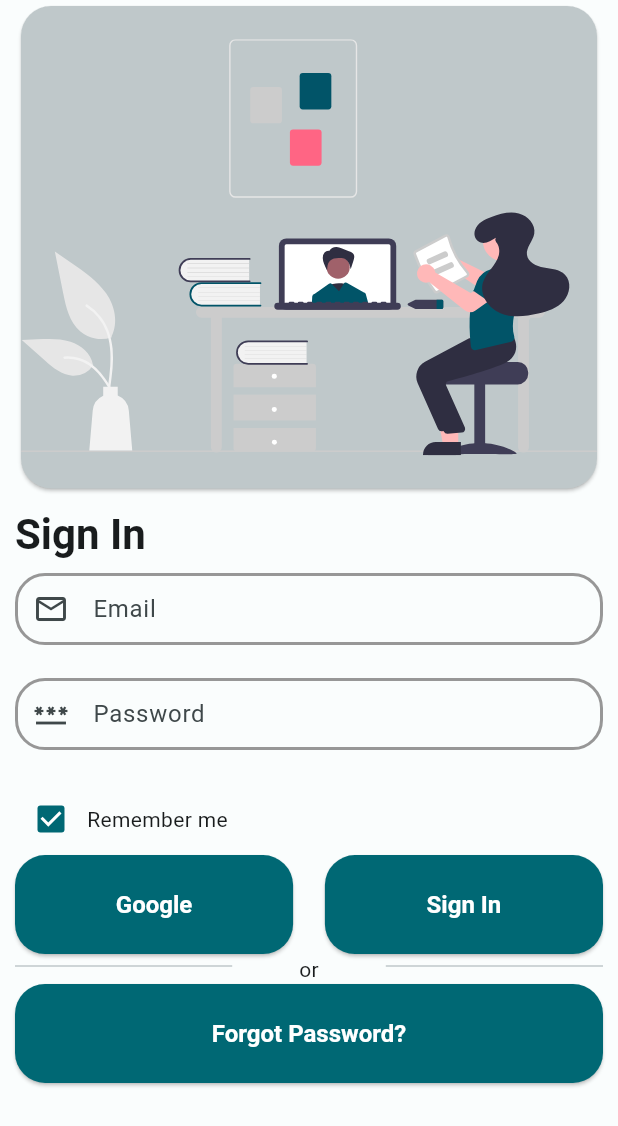
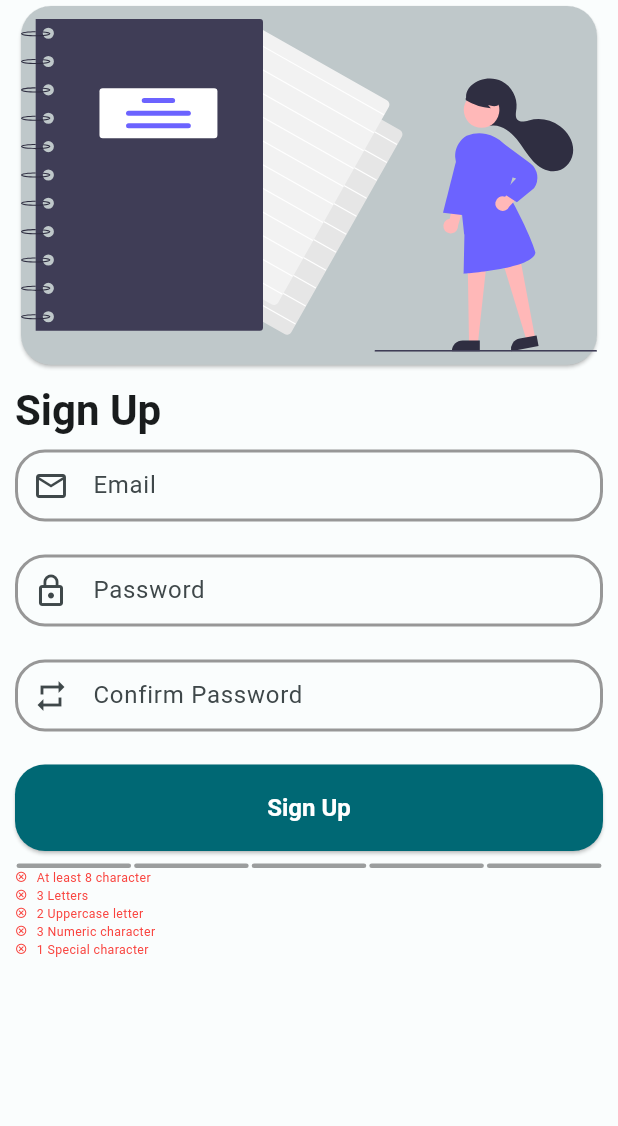
Before and after one commit to Deatsilence/infdic, a Flutter app: the screen it shows after launch, on a phone screen of 412 x 824 dp. Shown: the top 1126 px of the screen. Run offline on Flutter 3.47's test engine with Material 3 defaults, Android fonts, the phone set to English and light mode, and no system bars; drawn by our look-alikes of flutter_pw_validator; our stand-ins replace easy_localization, envied, equatable, flutter_svg, gap, google_fonts and 3 more; missing offline and left inert: easy_logger; generated files the repository leaves out were written again.

Commit message:
in general designed the sign up screen (#14)

```diff
--- a/assets/translations/en.json
+++ b/assets/translations/en.json
@@ -1,8 +1,10 @@
 {
-  "login": {
-    "title": "Sign In",
+  "auth": {
+    "login": "Sign In",
+    "signUp": "Sign Up",
     "email": "Email",
     "password": "Password",
+    "confirm_password": "Confirm Password",
     "error": "Invalid email or password",
     "learn_words": "Learn Words",
     "remember_me": "Remember me",
--- /dev/null
+++ b/lib/feature/mixin/signup_view_mixin.dart
@@ -0,0 +1,11 @@
+import 'package:flutter/material.dart';
+import 'package:infdic/feature/view/signup_view.dart';
+
+/// [SignUpViewMixin] is logics of signup view
+mixin SignUpViewMixin on State<SignUpView> {
+  /// This is key for signup form
+  final signUpFormKey = GlobalKey<FormState>();
+
+  /// [emailController] is controller for email field
+  final TextEditingController emailController = TextEditingController();
+}
--- a/lib/feature/part_of_view/part_of_login_view.dart
+++ b/lib/feature/part_of_view/part_of_login_view.dart
@@ -14,7 +14,7 @@ final class _RememberMeCheckBox extends StatelessWidget {
             onChanged: (value) {},
           ),
           Text(
-            LocaleKeys.login_remember_me,
+            LocaleKeys.auth_remember_me,
             style: Theme.of(context).textTheme.bodyMedium,
           ).tr(),
         ],
@@ -32,49 +32,15 @@ final class _EmailAndPasswordTextFields extends StatelessWidget {
       children: [
         CustomTextFormField(
           prefixIcon: const Icon(Icons.email_outlined),
-          labelText: LocaleKeys.login_email.tr(),
+          labelText: LocaleKeys.auth_email.tr(),
+          keyboardType: TextInputType.emailAddress,
         ),
         CustomTextFormField(
           prefixIcon: const Icon(Icons.password_outlined),
-          labelText: LocaleKeys.login_password.tr(),
+          labelText: LocaleKeys.auth_password.tr(),
+          keyboardType: TextInputType.visiblePassword,
         ),
       ],
-    );
-  }
-}
-
-final class _SignInTitle extends StatelessWidget {
-  const _SignInTitle();
-
-  @override
-  Widget build(BuildContext context) {
-    return Align(
-      alignment: Alignment.topLeft,
-      child: Text(
-        LocaleKeys.login_title,
-        style: Theme.of(context)
-            .textTheme
-            .headlineMedium
-            ?.copyWith(fontWeight: FontWeight.bold),
-      ).tr(),
-    );
-  }
-}
-
-final class _LoginSvg extends StatelessWidget {
-  const _LoginSvg();
-
-  @override
-  Widget build(BuildContext context) {
-    return SizedBox(
-      height: 40.h,
-      child: Card(
-        shape: RoundedRectangleBorder(
-          borderRadius: BorderRadiusManager.moreBorderRadius,
-        ),
-        color: Theme.of(context).colorScheme.outlineVariant,
-        child: Assets.icons.icLogin.svg(package: 'gen'),
-      ),
     );
   }
 }
@@ -92,7 +58,7 @@ final class _AuthDivider extends StatelessWidget {
         Align(
           alignment: Alignment.topCenter,
           child: Text(
-            LocaleKeys.login_or,
+            LocaleKeys.auth_or,
             style: Theme.of(context).textTheme.bodyMedium,
           ).tr(),
         ),
@@ -117,7 +83,7 @@ final class _AuthLoginButtons extends StatelessWidget {
           width: 45.w,
           child: AuthCustomElevatedButton(
             onPressed: () {},
-            child: const Text(LocaleKeys.login_google).tr(),
+            child: const Text(LocaleKeys.auth_google).tr(),
           ),
         ),
         SizedBox(
@@ -125,7 +91,7 @@ final class _AuthLoginButtons extends StatelessWidget {
           width: 45.w,
           child: AuthCustomElevatedButton(
             onPressed: () {},
-            child: const Text(LocaleKeys.login_title).tr(),
+            child: const Text(LocaleKeys.auth_login).tr(),
           ),
         ),
       ],
--- /dev/null
+++ b/lib/feature/view/base_auth_view.dart
@@ -0,0 +1,34 @@
+// ignore_for_file: public_member_api_docs, sort_constructors_first
+import 'package:common/common.dart';
+import 'package:flutter/material.dart';
+
+class BaseAuthView extends StatefulWidget {
+  const BaseAuthView({
+    required this.sliver,
+    super.key,
+  });
+
+  final Widget sliver;
+
+  @override
+  State<BaseAuthView> createState() => _BaseAuthViewState();
+}
+
+class _BaseAuthViewState extends State<BaseAuthView> {
+  @override
+  Widget build(BuildContext context) {
+    return Scaffold(
+      body: SafeArea(
+        child: CustomScrollView(
+          slivers: [
+            SliverPadding(
+              padding:
+                  PaddingManager.paddingManagerNormalPaddingSymmetricHorizontal,
+              sliver: widget.sliver,
+            ),
+          ],
+        ),
+      ),
+    );
+  }
+}
--- a/lib/feature/view/login_view.dart
+++ b/lib/feature/view/login_view.dart
@@ -1,11 +1,12 @@
-import 'package:common/common.dart';
 import 'package:easy_localization/easy_localization.dart';
 import 'package:flutter/material.dart';
+import 'package:flutter/services.dart';
 import 'package:gen/gen.dart';
 import 'package:infdic/feature/mixin/login_view_mixin.dart';
-import 'package:infdic/feature/view/widget/auth_custom_elevated_button.dart';
+import 'package:infdic/feature/view/base_auth_view.dart';
 import 'package:infdic/product/utility/extension/padding_extension.dart';
 import 'package:infdic/product/widget/custom_text_form_field.dart';
+import 'package:infdic/feature/view/widget/index.dart';
 import 'package:infdic/product/init/language/locale_keys.g.dart';
 import 'package:sizer/sizer.dart';
 
@@ -23,18 +24,16 @@ final class LoginView extends StatefulWidget {
 class _LoginViewState extends State<LoginView> with LoginViewMixin {
   @override
   Widget build(BuildContext context) {
-    return Scaffold(
-      body: SafeArea(
-        child: CustomScrollView(
-          slivers: [
-            SliverPadding(
-              padding:
-                  PaddingManager.paddingManagerNormalPaddingSymmetricHorizontal,
+    return BaseAuthView(
       sliver: SliverList(
         delegate: SliverChildListDelegate(
           [
-                    const _LoginSvg(),
-                    const _SignInTitle().onlyPadding(top: 1.h, bottom: 1.h),
+            AuthSvg(
+              height: 40.h,
+              child: Assets.icons.icLogin.svg(package: 'gen'),
+            ),
+            const AuthTitle(title: LocaleKeys.auth_login)
+                .onlyPadding(top: 1.h, bottom: 1.h),
             const _EmailAndPasswordTextFields(),
             const _RememberMeCheckBox(),
             const _AuthLoginButtons(),
@@ -44,12 +43,7 @@ class _LoginViewState extends State<LoginView> with LoginViewMixin {
               width: double.infinity,
               child: AuthCustomElevatedButton(
                 onPressed: () {},
-                        child:
-                            const Text(LocaleKeys.general_button_forgot).tr(),
-                      ),
-                    ),
-                  ],
-                ),
+                child: const Text(LocaleKeys.general_button_forgot).tr(),
               ),
             ),
           ],
--- a/lib/feature/view/signup_view.dart
+++ b/lib/feature/view/signup_view.dart
@@ -0,0 +1,84 @@
+import 'package:easy_localization/easy_localization.dart';
+import 'package:flutter/material.dart';
+import 'package:flutter_pw_validator/flutter_pw_validator.dart';
+import 'package:gen/gen.dart';
+import 'package:infdic/feature/mixin/signup_view_mixin.dart';
+import 'package:infdic/feature/view/base_auth_view.dart';
+import 'package:infdic/feature/view/widget/auth_svg.dart';
+import 'package:infdic/feature/view/widget/index.dart';
+import 'package:infdic/product/init/language/locale_keys.g.dart';
+import 'package:infdic/product/utility/extension/padding_extension.dart';
+import 'package:infdic/product/widget/custom_text_form_field.dart';
+import 'package:sizer/sizer.dart';
+
+/// [SignUpView] is the view of sign up page
+class SignUpView extends StatefulWidget {
+  /// Constructor
+  const SignUpView({super.key});
+
+  @override
+  State<SignUpView> createState() => _SignUpViewState();
+}
+
+class _SignUpViewState extends State<SignUpView> with SignUpViewMixin {
+  bool success = false;
+  @override
+  Widget build(BuildContext context) {
+    return BaseAuthView(
+      sliver: SliverList(
+        delegate: SliverChildListDelegate(
+          [
+            AuthSvg(
+              height: 30.h,
+              child: Assets.icons.icSignup.svg(package: 'gen'),
+            ),
+            const AuthTitle(title: LocaleKeys.auth_signUp)
+                .onlyPadding(top: 1.h, bottom: 1.h),
+            CustomTextFormField(
+              controller: emailController,
+              prefixIcon: const Icon(Icons.email_outlined),
+              labelText: LocaleKeys.auth_email.tr(),
+            ),
+            CustomTextFormField(
+              prefixIcon: const Icon(Icons.lock_outline),
+              labelText: LocaleKeys.auth_password.tr(),
+            ),
+            CustomTextFormField(
+              prefixIcon: const Icon(Icons.repeat),
+              labelText: LocaleKeys.auth_confirm_password.tr(),
+            ),
+            SizedBox(
+              height: 7.h,
+              child: AuthCustomElevatedButton(
+                onPressed: () {},
+                child: const Text(LocaleKeys.auth_signUp).tr(),
+              ),
+            ),
+            FlutterPwValidator(
+              defaultColor: Theme.of(context).disabledColor,
+              controller: emailController,
+              successColor: Colors.green.shade700,
+              minLength: 8,
+              uppercaseCharCount: 2,
+              numericCharCount: 3,
+              specialCharCount: 1,
+              normalCharCount: 3,
+              width: 50.w,
+              height: 10.h,
+              onSuccess: () {
+                setState(() {
+                  success = true;
+                });
+              },
+              onFail: () {
+                setState(() {
+                  success = false;
+                });
+              },
+            ).onlyPadding(top: 1.h),
+          ],
+        ),
+      ),
+    );
+  }
+}
--- /dev/null
+++ b/lib/feature/view/widget/auth_svg.dart
@@ -0,0 +1,30 @@
+import 'package:common/common.dart';
+import 'package:flutter/material.dart';
+
+/// [AuthSvg] is the svg of auth
+final class AuthSvg extends StatelessWidget {
+  /// Constructor
+  const AuthSvg({
+    required double height,
+    required Widget child,
+    super.key,
+  })  : _height = height,
+        _child = child;
+
+  final double? _height;
+  final Widget? _child;
+
+  @override
+  Widget build(BuildContext context) {
+    return SizedBox(
+      height: _height,
+      child: Card(
+        shape: RoundedRectangleBorder(
+          borderRadius: BorderRadiusManager.moreBorderRadius,
+        ),
+        color: Theme.of(context).colorScheme.outlineVariant,
+        child: _child,
+      ),
+    );
+  }
+}
--- /dev/null
+++ b/lib/feature/view/widget/auth_title.dart
@@ -0,0 +1,24 @@
+import 'package:easy_localization/easy_localization.dart';
+import 'package:flutter/material.dart';
+
+/// [AuthTitle] is the title of auth
+final class AuthTitle extends StatelessWidget {
+  /// Constructor
+  const AuthTitle({required String title, super.key}) : _title = title;
+
+  final String _title;
+
+  @override
+  Widget build(BuildContext context) {
+    return Align(
+      alignment: Alignment.topLeft,
+      child: Text(
+        _title,
+        style: Theme.of(context)
+            .textTheme
+            .headlineMedium
+            ?.copyWith(fontWeight: FontWeight.bold),
+      ).tr(),
+    );
+  }
+}
--- /dev/null
+++ b/lib/feature/view/widget/index.dart
@@ -0,0 +1,3 @@
+export 'auth_custom_elevated_button.dart';
+export 'auth_svg.dart';
+export 'auth_title.dart';
--- a/lib/main.dart
+++ b/lib/main.dart
@@ -1,6 +1,6 @@
 import 'package:easy_localization/easy_localization.dart';
 import 'package:flutter/material.dart';
-import 'package:infdic/feature/view/login_view.dart';
+import 'package:infdic/feature/view/signup_view.dart';
 import 'package:infdic/product/init/application_initialize.dart';
 import 'package:infdic/product/init/product_localization.dart';
 import 'package:infdic/product/init/theme/custom_dark_theme.dart';
@@ -30,7 +30,7 @@ class MyApp extends StatelessWidget {
         localizationsDelegates: context.localizationDelegates,
         supportedLocales: context.supportedLocales,
         locale: context.locale,
-        home: const LoginView(),
+        home: const SignUpView(),
       ),
     );
   }
--- a/modules/gen/lib/src/asset/assets.gen.dart
+++ b/modules/gen/lib/src/asset/assets.gen.dart
@@ -28,8 +28,11 @@ class $AssetsIconsGen {
   /// File path: assets/icons/ic_login.svg
   SvgGenImage get icLogin => const SvgGenImage('assets/icons/ic_login.svg');
 
+  /// File path: assets/icons/ic_signup.svg
+  SvgGenImage get icSignup => const SvgGenImage('assets/icons/ic_signup.svg');
+
   /// List of all assets
-  List<SvgGenImage> get values => [icLogin];
+  List<SvgGenImage> get values => [icLogin, icSignup];
 }
 
 class $AssetsLottieGen {
--- a/pubspec.yaml
+++ b/pubspec.yaml
@@ -27,6 +27,7 @@ dependencies:
   google_fonts: ^6.1.0
   sizer: ^2.0.15
   gap: ^3.0.1
+  flutter_pw_validator: ^1.6.0
 
   # Modules
   gen:
```
Also changed, not shown: assets/translations/tr.json (+5 -3 lines), modules/gen/assets/icons/ic_signup.svg (added), pubspec.lock. Lines whose indentation alone changed are shown as unchanged.
